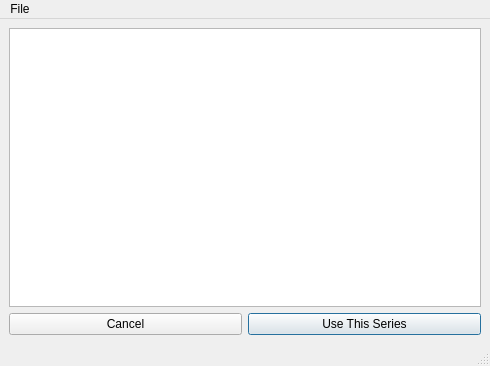
This is MainWindow.ui in scotchi/dreamnamer as Qt 5 draws it before an edit. The edited form follows.
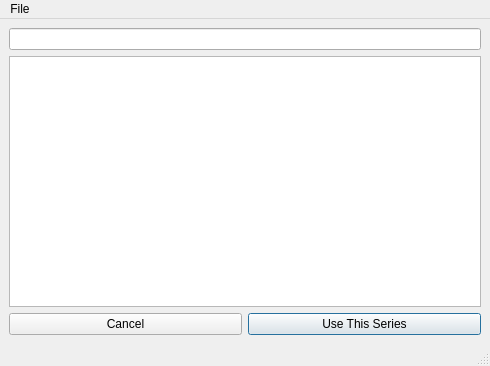
This is the edited form.

Patch:
```diff
--- a/MainWindow.ui
+++ b/MainWindow.ui
@@ -21,6 +21,13 @@
   </property>
   <widget class="QWidget" name="centralWidget">
    <layout class="QVBoxLayout" name="verticalLayout">
+    <item>
+     <widget class="QLineEdit" name="fileNameLineEdit">
+      <property name="readOnly">
+       <bool>true</bool>
+      </property>
+     </widget>
+    </item>
     <item>
      <widget class="QListWidget" name="seriesListWidget"/>
     </item>
```
